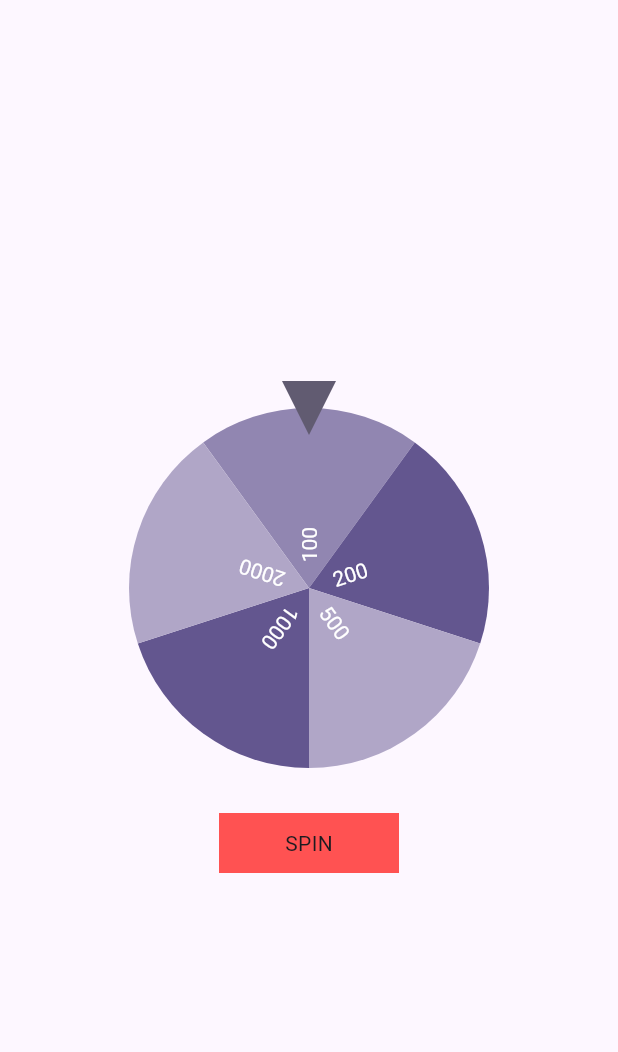
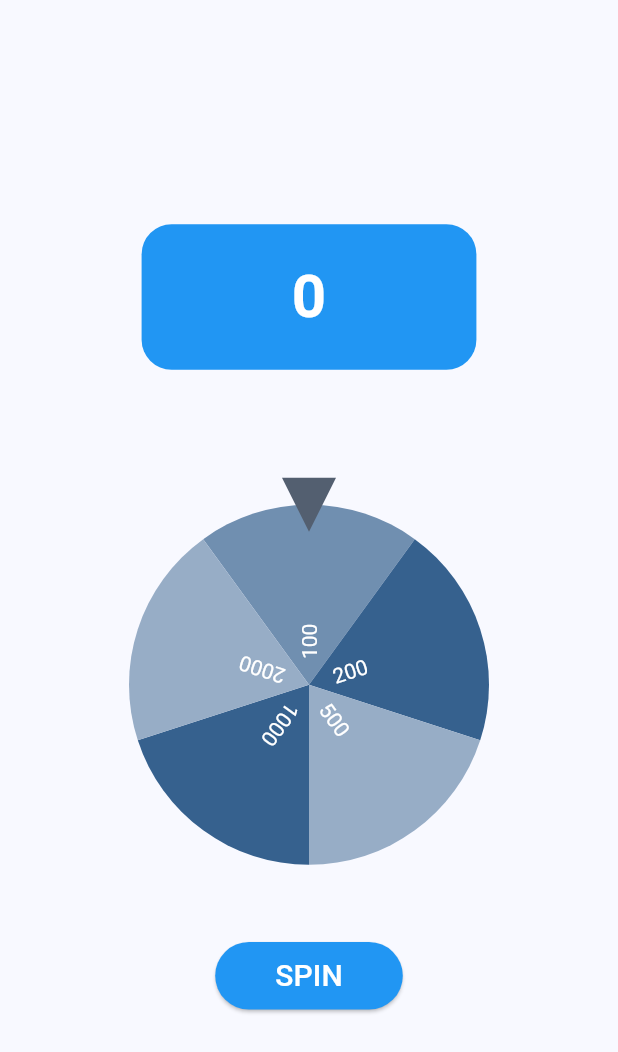
Before and after one commit to Sandun-Induranga/Fortune-Wheel-Game, a Flutter app: the screen it shows after launch, on a phone screen of 412 x 824 dp. Shown: the top 1052 px of the screen. Run offline on Flutter 3.47's test engine with Material 2 defaults, Android fonts, the phone set to English and light mode, and no system bars; drawn by our look-alikes of flutter_fortune_wheel; our stand-ins replace rxdart.

Commit message:
Spin Wheel Updated

```diff
--- a/lib/main.dart
+++ b/lib/main.dart
@@ -15,7 +15,7 @@ class MyApp extends StatelessWidget {
       debugShowCheckedModeBanner: false,
       theme: ThemeData(
         colorScheme: ColorScheme.fromSeed(
-          seedColor: Colors.deepPurpleAccent,
+          seedColor: Colors.blue,
         ),
         useMaterial3: true,
       ),
--- a/lib/widget/spin_wheel.dart
+++ b/lib/widget/spin_wheel.dart
@@ -29,6 +29,29 @@ class _SpinWheelState extends State<SpinWheel> {
           crossAxisAlignment: CrossAxisAlignment.center,
           mainAxisAlignment: MainAxisAlignment.center,
           children: [
+            Container(
+              padding: const EdgeInsets.symmetric(
+                horizontal: 100,
+                vertical: 20,
+              ),
+              decoration: BoxDecoration(
+                color: Colors.blue,
+                borderRadius: BorderRadius.circular(
+                  20,
+                ),
+              ),
+              child: Text(
+                rewards.toString(),
+                style: const TextStyle(
+                  fontSize: 40,
+                  fontWeight: FontWeight.bold,
+                  color: Colors.white,
+                ),
+              ),
+            ),
+            const SizedBox(
+              height: 60,
+            ),
             SizedBox(
               height: 300,
               child: FortuneWheel(
@@ -36,7 +59,11 @@ class _SpinWheelState extends State<SpinWheel> {
                 animateFirst: false,
                 items: [
                   for (int i = 0; i < items.length; i++) ...<FortuneItem>{
-                    FortuneItem(child: Text(items[i].toString())),
+                    FortuneItem(
+                      child: Text(
+                        items[i].toString(),
+                      ),
+                    ),
                   },
                 ],
                 onAnimationEnd: () {
@@ -45,24 +72,44 @@ class _SpinWheelState extends State<SpinWheel> {
                   });
                   ScaffoldMessenger.of(context).showSnackBar(
                     SnackBar(
-                      content: Text(rewards.toString()),
+                      content: Text(
+                        rewards.toString(),
+                      ),
                     ),
                   );
                 },
               ),
             ),
-            GestureDetector(
-              onTap: () {
+            const SizedBox(
+              height: 20,
+            ),
+            ElevatedButton(
+              style: ButtonStyle(
+                backgroundColor: MaterialStateProperty.all(
+                  Colors.blue,
+                ),
+                padding: MaterialStateProperty.all(
+                  const EdgeInsets.symmetric(
+                    horizontal: 40,
+                    vertical: 8,
+                  ),
+                ),
+              ),
+              onPressed: () {
                 setState(() {
-                  selected.add(Fortune.randomInt(0, items.length));
+                  selected.add(
+                    Fortune.randomInt(
+                      0,
+                      items.length,
+                    ),
+                  );
                 });
               },
-              child: Container(
-                height: 40,
-                width: 120,
-                color: Colors.redAccent,
-                child: const Center(
-                  child: Text("SPIN"),
+              child: const Text(
+                'SPIN',
+                style: TextStyle(
+                  fontSize: 20,
+                  color: Colors.white,
                 ),
               ),
             ),
```
